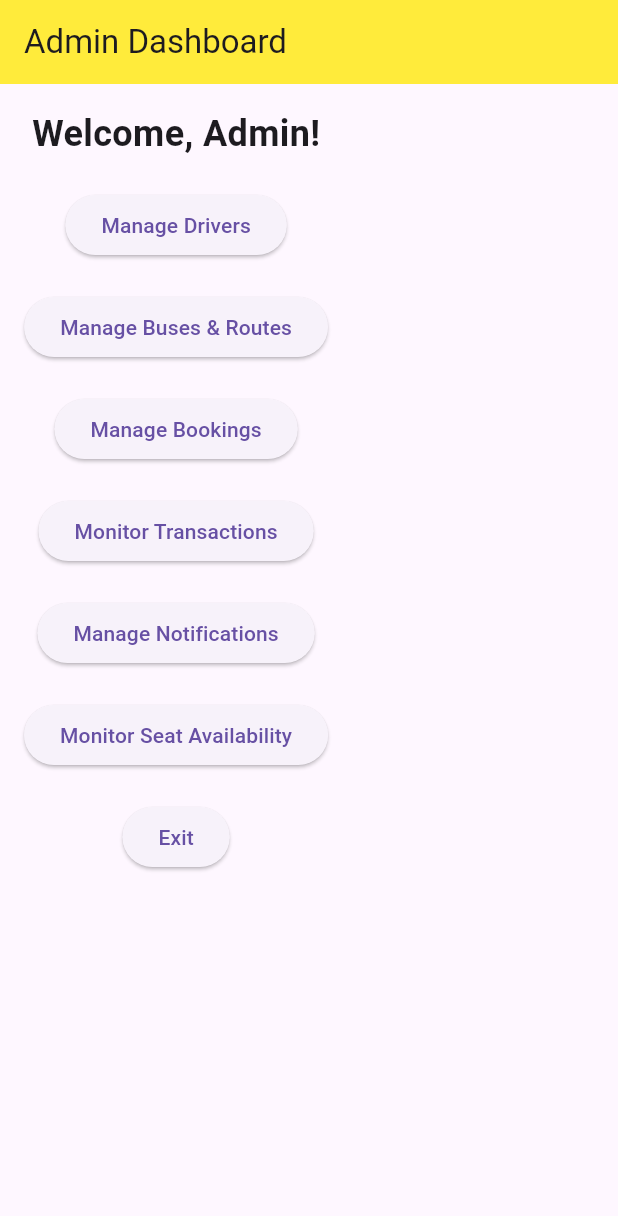
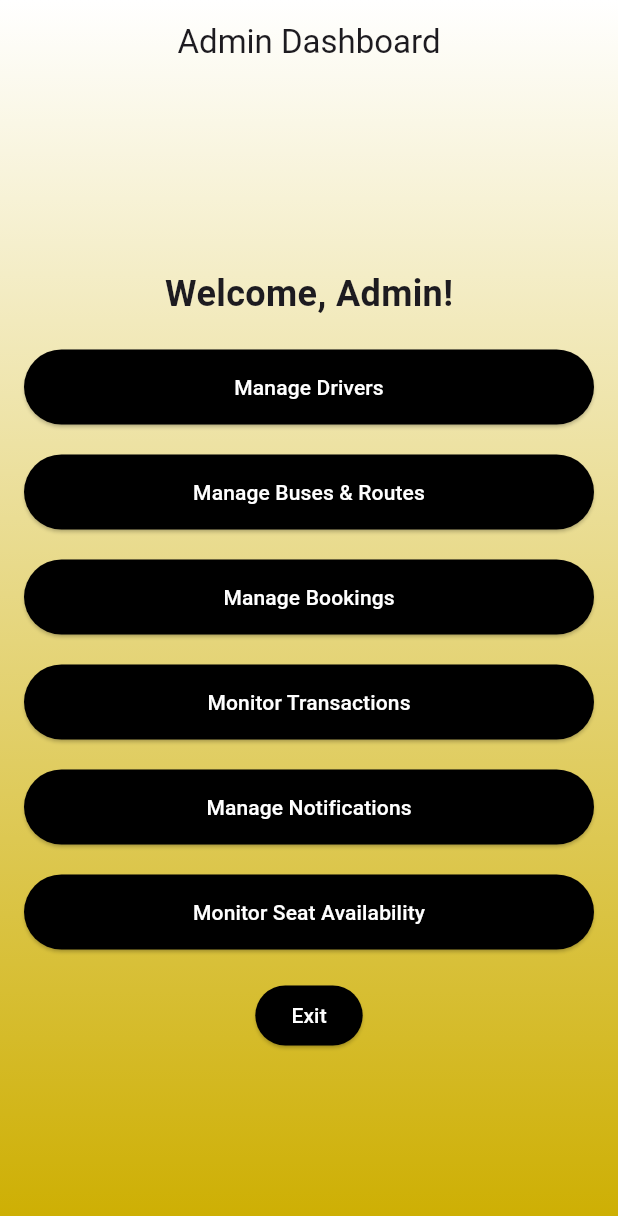
Before and after one commit to thenugamage/Ride-Mate, a Flutter app: the AdminDashboard screen opened directly, on a phone screen of 412 x 824 dp. Shown: the top 1216 px of the screen. Run offline on Flutter 3.47's test engine with Material 3 defaults, Android fonts, the phone set to English and light mode, and no system bars; our stand-ins replace firebase_auth, firebase_core, google_fonts, google_sign_in, pinput; accounts and stored records are empty.

Commit message:
update12.18

```diff
--- a/ride_mate/lib/Admin Panel/admin_acount_acess_control.dart
+++ b/ride_mate/lib/Admin Panel/admin_acount_acess_control.dart
@@ -6,212 +6,124 @@ void main() {
 
 class MyApp extends StatelessWidget {
   const MyApp({super.key});
+
   @override
   Widget build(BuildContext context) {
     return MaterialApp(
       debugShowCheckedModeBanner: false,
       title: 'Admin Dashboard',
-      theme: ThemeData(
-        primarySwatch: Colors.yellow,
-        visualDensity: VisualDensity.adaptivePlatformDensity,
-      ),
-      home: AdminDashboard(), // Directly start with Admin Dashboard
+      home: AdminDashboard(),
     );
   }
 }
 
 class AdminDashboard extends StatelessWidget {
+  const AdminDashboard({super.key});
+
   @override
   Widget build(BuildContext context) {
     return Scaffold(
-      appBar: AppBar(
-        title: Text('Admin Dashboard'),
-        backgroundColor: Colors.yellow,
+      body: Stack(
+        children: [
+          Container(
+            decoration: const BoxDecoration(
+              gradient: LinearGradient(
+                begin: Alignment.topCenter,
+                end: Alignment.bottomCenter,
+                colors: [Colors.white, Color.fromARGB(255, 205, 174, 0)],
               ),
-      body: Padding(
+            ),
+          ),
+          Column(
+            children: [
+              PreferredSize(
+                preferredSize: Size.fromHeight(kToolbarHeight),
+                child: AppBar(
+                  title: const Text('Admin Dashboard'),
+                  centerTitle: true,
+                  backgroundColor: Colors.transparent,
+                  elevation: 0,
+                  flexibleSpace: Container(
+                    decoration: const BoxDecoration(
+                      gradient: LinearGradient(
+                        begin: Alignment.topCenter,
+                        end: Alignment.bottomCenter,
+                        colors: [
+                          Colors.white,
+                          Color.fromARGB(255, 205, 174, 0),
+                        ],
+                      ),
+                    ),
+                  ),
+                ),
+              ),
+
+              // 🧍 Body
+              Expanded(
+                child: Center(
+                  child: SingleChildScrollView(
+                    child: Padding(
                       padding: const EdgeInsets.all(16.0),
                       child: Column(
                         children: [
-            Text(
+                          const Text(
                             'Welcome, Admin!',
-              style: TextStyle(fontSize: 24, fontWeight: FontWeight.bold),
+                            style: TextStyle(
+                              fontSize: 24,
+                              fontWeight: FontWeight.bold,
                             ),
-            SizedBox(height: 20),
+                          ),
+                          const SizedBox(height: 20),
+                          CustomButton(text: 'Manage Drivers'),
+                          CustomButton(text: 'Manage Buses & Routes'),
+                          CustomButton(text: 'Manage Bookings'),
+                          CustomButton(text: 'Monitor Transactions'),
+                          CustomButton(text: 'Manage Notifications'),
+                          CustomButton(text: 'Monitor Seat Availability'),
                           ElevatedButton(
+                            style: ElevatedButton.styleFrom(
+                              backgroundColor: Colors.black,
+                              foregroundColor: Colors.white,
+                            ),
                             onPressed: () {
-                // Navigate to Driver Management
-                Navigator.push(
-                  context,
-                  MaterialPageRoute(
-                    builder: (context) => DriverManagementPage(),
-                  ),
-                );
-              },
-              child: Text('Manage Drivers'),
-            ),
-            SizedBox(height: 20),
-            ElevatedButton(
-              onPressed: () {
-                // Navigate to Bus & Route Management
-                Navigator.push(
-                  context,
-                  MaterialPageRoute(
-                    builder: (context) => BusRouteManagementPage(),
-                  ),
-                );
-              },
-              child: Text('Manage Buses & Routes'),
-            ),
-            SizedBox(height: 20),
-            ElevatedButton(
-              onPressed: () {
-                // Navigate to Booking Management
-                Navigator.push(
-                  context,
-                  MaterialPageRoute(
-                    builder: (context) => BookingManagementPage(),
-                  ),
-                );
-              },
-              child: Text('Manage Bookings'),
-            ),
-            SizedBox(height: 20),
-            ElevatedButton(
-              onPressed: () {
-                // Navigate to Transaction Monitoring
-                Navigator.push(
-                  context,
-                  MaterialPageRoute(
-                    builder: (context) => TransactionMonitoringPage(),
-                  ),
-                );
-              },
-              child: Text('Monitor Transactions'),
-            ),
-            SizedBox(height: 20),
-            ElevatedButton(
-              onPressed: () {
-                // Navigate to Notifications Management
-                Navigator.push(
-                  context,
-                  MaterialPageRoute(
-                    builder: (context) => NotificationsManagementPage(),
-                  ),
-                );
-              },
-              child: Text('Manage Notifications'),
-            ),
-            SizedBox(height: 20),
-            ElevatedButton(
-              onPressed: () {
-                // Navigate to Seat Availability Monitoring
-                Navigator.push(
-                  context,
-                  MaterialPageRoute(
-                    builder: (context) => SeatAvailabilityPage(),
-                  ),
-                );
-              },
-              child: Text('Monitor Seat Availability'),
-            ),
-            SizedBox(height: 20),
-            ElevatedButton(
-              onPressed: () {
-                // Exit the app
                               Navigator.pop(context);
                             },
-              child: Text('Exit'),
+                            child: const Text('Exit'),
                           ),
                         ],
                       ),
+                    ),
+                  ),
+                ),
+              ),
+            ],
+          ),
+        ],
       ),
     );
   }
 }
 
-// Dummy Pages for Each Feature
-class DriverManagementPage extends StatelessWidget {
+// 👇 Custom Reusable Button Widget
+class CustomButton extends StatelessWidget {
+  final String text;
+  const CustomButton({super.key, required this.text});
+
   @override
   Widget build(BuildContext context) {
-    return Scaffold(
-      appBar: AppBar(
-        title: Text('Driver Management'),
-        backgroundColor: Colors.yellow,
+    return Padding(
+      padding: const EdgeInsets.only(bottom: 20),
+      child: ElevatedButton(
+        style: ElevatedButton.styleFrom(
+          backgroundColor: Colors.black,
+          foregroundColor: Colors.white,
+          minimumSize: Size(double.infinity, 50),
         ),
-      body: Center(child: Text('Driver Management page content goes here.')),
-    );
-  }
-}
-
-class BusRouteManagementPage extends StatelessWidget {
-  @override
-  Widget build(BuildContext context) {
-    return Scaffold(
-      appBar: AppBar(
-        title: Text('Bus & Route Management'),
-        backgroundColor: Colors.yellow,
-      ),
-      body: Center(
-        child: Text('Bus & Route Management page content goes here.'),
+        onPressed: () {
+          // Handle your navigation here
+        },
+        child: Text(text),
       ),
     );
   }
 }
-
-class BookingManagementPage extends StatelessWidget {
-  @override
-  Widget build(BuildContext context) {
-    return Scaffold(
-      appBar: AppBar(
-        title: Text('Booking Management'),
-        backgroundColor: Colors.yellow,
-      ),
-      body: Center(child: Text('Booking Management page content goes here.')),
-    );
-  }
-}
-
-class TransactionMonitoringPage extends StatelessWidget {
-  @override
-  Widget build(BuildContext context) {
-    return Scaffold(
-      appBar: AppBar(
-        title: Text('Transaction Monitoring'),
-        backgroundColor: Colors.yellow,
-      ),
-      body: Center(
-        child: Text('Transaction Monitoring page content goes here.'),
-      ),
-    );
-  }
-}
-
-class NotificationsManagementPage extends StatelessWidget {
-  @override
-  Widget build(BuildContext context) {
-    return Scaffold(
-      appBar: AppBar(
-        title: Text('Notifications Management'),
-        backgroundColor: Colors.yellow,
-      ),
-      body: Center(
-        child: Text('Notifications Management page content goes here.'),
-      ),
-    );
-  }
-}
-
-class SeatAvailabilityPage extends StatelessWidget {
-  @override
-  Widget build(BuildContext context) {
-    return Scaffold(
-      appBar: AppBar(
-        title: Text('Seat Availability Monitoring'),
-        backgroundColor: Colors.yellow,
-      ),
-      body: Center(
-        child: Text('Seat Availability Monitoring page content goes here.'),
-      ),
-    );
-  }
-}
```
Lines whose indentation alone changed are shown as unchanged.
